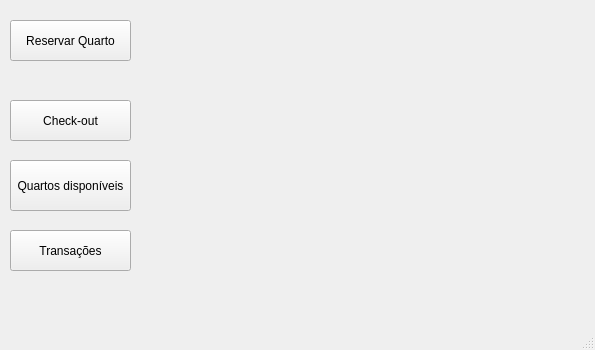
Qt form mainwindow.ui (gabigol1643R/GHotel) before a commit.
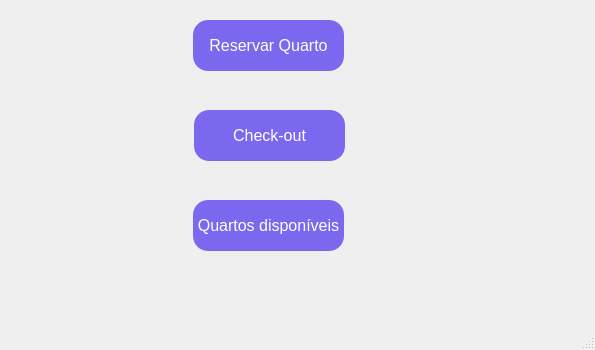
The same form after that commit.

Commit message: Mudança no layout do programa

```diff
--- a/mainwindow.ui
+++ b/mainwindow.ui
@@ -13,14 +13,24 @@
   <property name="windowTitle">
    <string>MainWindow</string>
   </property>
+  <property name="styleSheet">
+   <string notr="true">QPushButton{
+	background-color: #7B68EE;
+	color: white;
+	font-size: 16px;
+	border-radius: 15px;
+
+
+}</string>
+  </property>
   <widget class="QWidget" name="centralwidget">
    <widget class="QPushButton" name="btn_reservar">
     <property name="geometry">
      <rect>
-      <x>10</x>
+      <x>193</x>
       <y>20</y>
-      <width>121</width>
-      <height>41</height>
+      <width>151</width>
+      <height>51</height>
      </rect>
     </property>
     <property name="text">
@@ -30,10 +40,10 @@
    <widget class="QPushButton" name="btn_checkout">
     <property name="geometry">
      <rect>
-      <x>10</x>
-      <y>100</y>
-      <width>121</width>
-      <height>41</height>
+      <x>194</x>
+      <y>110</y>
+      <width>151</width>
+      <height>51</height>
      </rect>
     </property>
     <property name="text">
@@ -43,9 +53,9 @@
    <widget class="QPushButton" name="btn_disponiveis">
     <property name="geometry">
      <rect>
-      <x>10</x>
-      <y>160</y>
-      <width>121</width>
+      <x>193</x>
+      <y>200</y>
+      <width>151</width>
       <height>51</height>
      </rect>
     </property>
@@ -53,19 +63,6 @@
      <string>Quartos disponíveis</string>
     </property>
    </widget>
-   <widget class="QPushButton" name="btn_transacoes">
-    <property name="geometry">
-     <rect>
-      <x>10</x>
-      <y>230</y>
-      <width>121</width>
-      <height>41</height>
-     </rect>
-    </property>
-    <property name="text">
-     <string>Transações</string>
-    </property>
-   </widget>
   </widget>
   <widget class="QMenuBar" name="menubar">
    <property name="geometry">
```
The commit also changes 2 other files.
